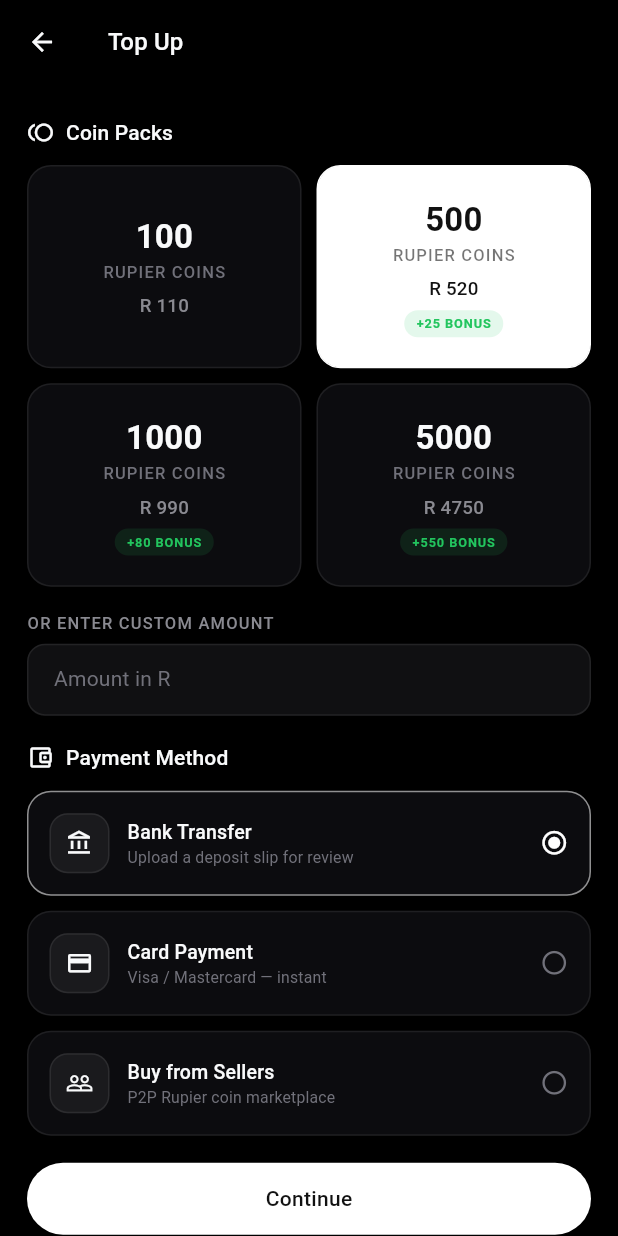
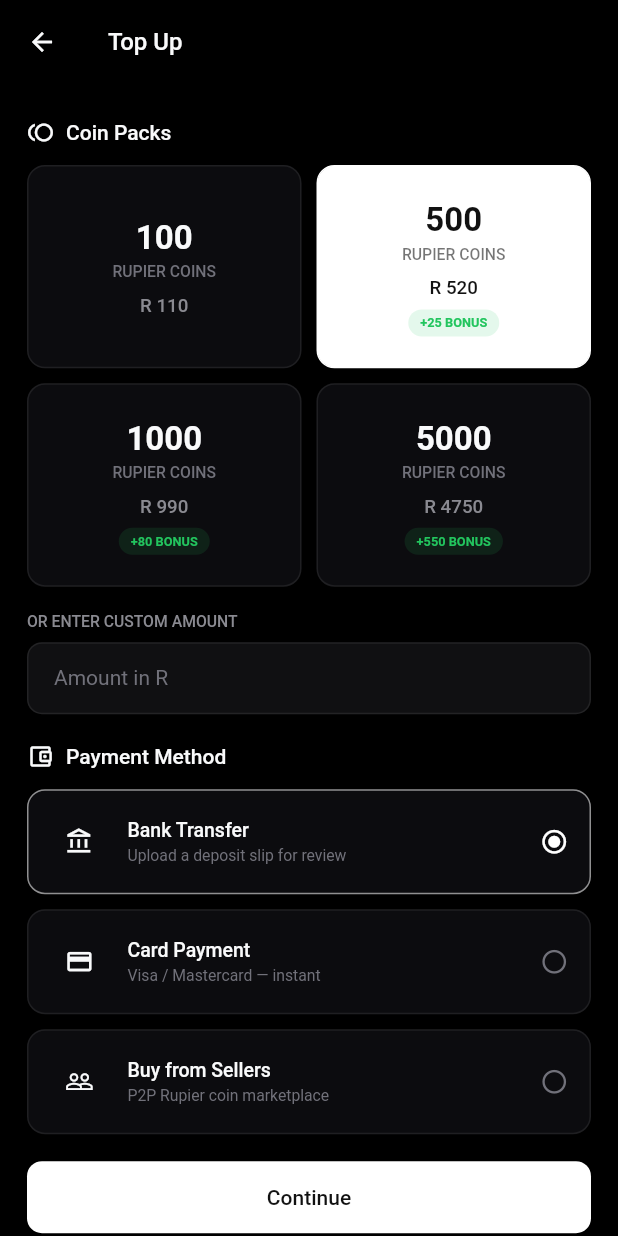
Before and after one commit to Sandil10/googerios, a Flutter app: the CoinsManagementScreen screen opened by its route, after a tap on "Buy Coins", on a phone screen of 412 x 824 dp. Run offline on Flutter 3.47's test engine with Material 3 defaults, Android fonts, the phone set to English and light mode, and no system bars; our stand-ins replace video_player; missing offline and left inert: dart:html, dart:ui_web; accounts and stored records are empty; network calls fail.

Commit message:
Professionalize Flutter UI system

```diff
--- a/lib/screens/campaign_screens.dart
+++ b/lib/screens/campaign_screens.dart
@@ -106,7 +106,7 @@ class _CampaignEditorState extends State<CampaignEditor> {
           padding: const EdgeInsets.symmetric(vertical: 30),
           decoration: BoxDecoration(
             color: GoogerColors.soft,
-            borderRadius: BorderRadius.circular(16),
+            borderRadius: BorderRadius.circular(12),
             border: Border.all(color: GoogerColors.line),
           ),
           child: Column(children: [
@@ -142,7 +142,7 @@ class _CampaignEditorState extends State<CampaignEditor> {
                   padding: const EdgeInsets.symmetric(horizontal: 13, vertical: 6),
                   decoration: BoxDecoration(
                     color: GoogerColors.soft6,
-                    borderRadius: BorderRadius.circular(999),
+                    borderRadius: BorderRadius.circular(12),
                     border: Border.all(color: GoogerColors.line),
                   ),
                   child: Text("$a", style: const TextStyle(fontSize: 10.5, fontWeight: FontWeight.w500, color: GoogerColors.muted)),
@@ -166,7 +166,7 @@ class _CampaignEditorState extends State<CampaignEditor> {
             padding: const EdgeInsets.all(14),
             decoration: BoxDecoration(
               color: GoogerColors.amber.withValues(alpha: 0.05),
-              borderRadius: BorderRadius.circular(16),
+              borderRadius: BorderRadius.circular(12),
               border: Border.all(color: GoogerColors.amber.withValues(alpha: 0.2)),
             ),
             child: Row(children: [
--- a/lib/widgets/goog_menu.dart
+++ b/lib/widgets/goog_menu.dart
@@ -24,7 +24,7 @@ void showGoogMenu(
         margin: const EdgeInsets.all(12),
         decoration: BoxDecoration(
           color: const Color(0xF21B1B1E),
-          borderRadius: BorderRadius.circular(20),
+          borderRadius: BorderRadius.circular(12),
           border: Border.all(color: GoogerColors.line),
         ),
         child: Column(mainAxisSize: MainAxisSize.min, children: [
@@ -149,7 +149,7 @@ void _showEditForm(BuildContext context, int googId, String initialText, VoidCal
                 ),
               ),
               const SizedBox(height: 14),
-              const Text("Edit Goog", style: TextStyle(fontSize: 18, fontWeight: FontWeight.w700, color: GoogerColors.text)),
+              const Text("Edit Goog", style: TextStyle(fontSize: 18, fontWeight: FontWeight.w600, color: GoogerColors.text)),
               const SizedBox(height: 12),
               TextField(
                 controller: controller,
@@ -249,7 +249,7 @@ void _showReportForm(BuildContext context, int googId) {
               const SizedBox(height: 14),
               const Align(
                 alignment: Alignment.centerLeft,
-                child: Text("Report Goog", style: TextStyle(fontSize: 18, fontWeight: FontWeight.w700, color: GoogerColors.text)),
+                child: Text("Report Goog", style: TextStyle(fontSize: 18, fontWeight: FontWeight.w600, color: GoogerColors.text)),
               ),
               const SizedBox(height: 4),
               const Align(
--- a/lib/widgets/kit.dart
+++ b/lib/widgets/kit.dart
@@ -59,8 +59,7 @@ class GoogerAvatar extends StatelessWidget {
   }
 }
 
-/// Blue scalloped verification seal with a white check —
-/// the classic "verified" badge (starburst edge), drawn with a CustomPainter.
+/// Compact verified badge, intentionally simple so it reads native instead of decorative.
 class VerifiedBadge extends StatelessWidget {
   final Color color;
   final double size;
@@ -68,70 +67,13 @@ class VerifiedBadge extends StatelessWidget {
 
   @override
   Widget build(BuildContext context) {
-    return CustomPaint(
-      size: Size(size, size),
-      painter: _VerifiedSealPainter(color),
+    return Container(
+      width: size,
+      height: size,
+      decoration: BoxDecoration(color: color, shape: BoxShape.circle),
+      child: Icon(Icons.check, size: size * 0.72, color: Colors.white),
     );
   }
-}
-
-class _VerifiedSealPainter extends CustomPainter {
-  final Color color;
-  _VerifiedSealPainter(this.color);
-
-  @override
-  void paint(Canvas canvas, Size size) {
-    final center = Offset(size.width / 2, size.height / 2);
-    final outer = size.width / 2;
-    final inner = outer * 0.86;
-    const points = 12;
-
-    // scalloped seal outline — rounded bumps around the circle
-    final path = Path();
-    for (int i = 0; i < points * 2; i++) {
-      final r = i.isEven ? outer : inner;
-      final angle = (i * 3.14159265 / points) - 3.14159265 / 2;
-      final p = Offset(
-          center.dx + r * cos(angle), center.dy + r * sin(angle));
-      if (i == 0) {
-        path.moveTo(p.dx, p.dy);
-      } else {
-        // arc-ish edge: quadratic through the midpoint keeps bumps rounded
-        path.lineTo(p.dx, p.dy);
-      }
-    }
-    path.close();
-
-    canvas.drawPath(
-      path,
-      Paint()
-        ..shader = LinearGradient(
-          begin: Alignment.topCenter,
-          end: Alignment.bottomCenter,
-          colors: [color.withValues(alpha: 0.95), color],
-        ).createShader(Offset.zero & size)
-        ..isAntiAlias = true,
-    );
-
-    // white check mark
-    final check = Path()
-      ..moveTo(size.width * 0.30, size.height * 0.52)
-      ..lineTo(size.width * 0.45, size.height * 0.66)
-      ..lineTo(size.width * 0.72, size.height * 0.36);
-    canvas.drawPath(
-      check,
-      Paint()
-        ..color = Colors.white
-        ..style = PaintingStyle.stroke
-        ..strokeWidth = size.width * 0.11
-        ..strokeCap = StrokeCap.round
-        ..strokeJoin = StrokeJoin.round
-        ..isAntiAlias = true,
-    );
-  }
-
-  @override
-  bool shouldRepaint(covariant _VerifiedSealPainter old) => old.color != color;
 }
 
 class GoogerCard extends StatelessWidget {
@@ -146,14 +88,14 @@ class GoogerCard extends StatelessWidget {
     final card = Container(
       decoration: BoxDecoration(
         color: color ?? GoogerColors.card,
-        borderRadius: BorderRadius.circular(16),
+        borderRadius: BorderRadius.circular(12),
         border: Border.all(color: GoogerColors.border),
       ),
       padding: padding,
       child: child,
     );
     if (onTap == null) return card;
-    return InkWell(onTap: onTap, borderRadius: BorderRadius.circular(16), child: card);
+    return InkWell(onTap: onTap, borderRadius: BorderRadius.circular(12), child: card);
   }
 }
 
@@ -187,15 +129,16 @@ class IconChip extends StatelessWidget {
 
   @override
   Widget build(BuildContext context) {
+    final hasBg = bg != null;
     return Container(
       width: size,
       height: size,
       decoration: BoxDecoration(
-        color: bg ?? GoogerColors.soft6,
-        borderRadius: BorderRadius.circular(size * 0.3),
-        border: Border.all(color: GoogerColors.line),
+        color: bg ?? Colors.transparent,
+        borderRadius: BorderRadius.circular(8),
+        border: hasBg ? Border.all(color: GoogerColors.line) : null,
       ),
-      child: Icon(icon, size: size * 0.46, color: color ?? GoogerColors.muted),
+      child: Icon(icon, size: size * 0.48, color: color ?? GoogerColors.muted),
     );
   }
 }
@@ -290,7 +233,7 @@ class Rupee extends StatelessWidget {
     final display = amount.toStringAsFixed(2).replaceAllMapped(
         RegExp(r"\B(?=(\d{3})+(?!\d))"), (m) => ",");
     return Text("R $display",
-        style: TextStyle(color: color, fontSize: size, fontWeight: FontWeight.w600, letterSpacing: -0.3));
+        style: TextStyle(color: color, fontSize: size, fontWeight: FontWeight.w600, letterSpacing: 0));
   }
 }
 
@@ -314,14 +257,14 @@ class ChoiceChipRow extends StatelessWidget {
             padding: const EdgeInsets.symmetric(horizontal: 14, vertical: 8),
             decoration: BoxDecoration(
               color: active ? GoogerColors.red : GoogerColors.card,
-              borderRadius: BorderRadius.circular(999),
+              borderRadius: BorderRadius.circular(12),
               border: active ? null : Border.all(color: GoogerColors.line),
             ),
             child: Text(opt,
                 style: TextStyle(
                   fontSize: 11,
-                  fontWeight: FontWeight.w700,
-                  letterSpacing: 0.4,
+                  fontWeight: FontWeight.w600,
+                  letterSpacing: 0,
                   color: active ? Colors.white : GoogerColors.dim,
                 )),
           ),
@@ -341,11 +284,11 @@ class GlowCard extends StatelessWidget {
   @override
   Widget build(BuildContext context) {
     return ClipRRect(
-      borderRadius: BorderRadius.circular(16),
+      borderRadius: BorderRadius.circular(12),
       child: Container(
         height: height,
         decoration: BoxDecoration(
-          borderRadius: BorderRadius.circular(16),
+          borderRadius: BorderRadius.circular(12),
           border: Border.all(color: GoogerColors.border),
         ),
         child: CustomPaint(painter: _GlowPainter(glow), child: child),
@@ -394,10 +337,10 @@ class StatusPill extends StatelessWidget {
       padding: const EdgeInsets.symmetric(horizontal: 8, vertical: 3),
       decoration: BoxDecoration(
         color: color.withValues(alpha: 0.12),
-        borderRadius: BorderRadius.circular(999),
+        borderRadius: BorderRadius.circular(12),
       ),
       child: Text(text.toUpperCase(),
-          style: TextStyle(fontSize: 8.5, fontWeight: FontWeight.w600, letterSpacing: 0.6, color: color)),
+          style: TextStyle(fontSize: 8.5, fontWeight: FontWeight.w600, letterSpacing: 0, color: color)),
     );
   }
 }
--- a/lib/widgets/reel_viewer.dart
+++ b/lib/widgets/reel_viewer.dart
@@ -178,7 +178,7 @@ class _ReelViewer extends StatelessWidget {
                           Text(username,
                               style: const TextStyle(
                                   fontSize: 14,
-                                  fontWeight: FontWeight.w800,
+                                  fontWeight: FontWeight.w600,
                                   color: Colors.white,
                                   shadows: [
                                     Shadow(blurRadius: 8, color: Colors.black)
--- a/lib/widgets/share_sheet.dart
+++ b/lib/widgets/share_sheet.dart
@@ -53,7 +53,7 @@ class _ShareSheet extends StatelessWidget {
           Row(children: [
             Expanded(
               child: Column(crossAxisAlignment: CrossAxisAlignment.start, children: [
-                const Text("Share", style: TextStyle(fontSize: 18, fontWeight: FontWeight.w700, color: GoogerColors.text)),
+                const Text("Share", style: TextStyle(fontSize: 18, fontWeight: FontWeight.w600, color: GoogerColors.text)),
                 Text(title, maxLines: 1, overflow: TextOverflow.ellipsis, style: const TextStyle(fontSize: 11, color: GoogerColors.dim)),
               ]),
             ),
@@ -75,7 +75,7 @@ class _ShareSheet extends StatelessWidget {
                   Container(
                     width: 56,
                     height: 56,
-                    decoration: BoxDecoration(color: t.$3, borderRadius: BorderRadius.circular(16)),
+                    decoration: BoxDecoration(color: t.$3, borderRadius: BorderRadius.circular(12)),
                     child: Icon(t.$2, size: 24, color: Colors.white),
                   ),
                   const SizedBox(height: 7),
```
Also changed, not shown: lib/screens/auth_screens.dart (+18 -18 lines), lib/screens/home_tab.dart (+87 -87 lines), lib/screens/market_screens.dart (+7 -7 lines), lib/screens/profile_screens.dart (+9 -9 lines), lib/screens/settings_screens.dart (+11 -11 lines), lib/screens/shell.dart (+16 -16 lines), lib/screens/social_screens.dart (+19 -19 lines), lib/screens/wallet_screens.dart (+14 -14 lines), lib/theme.dart (+19 -19 lines), lib/widgets/goog_card.dart (+5 -5 lines), lib/widgets/interaction_sheet.dart (+7 -7 lines), lib/widgets/product_card.dart (+7 -17 lines), lib/widgets/product_popup.dart (+28 -28 lines), lib/widgets/upload_content_card.dart (+7 -7 lines).
